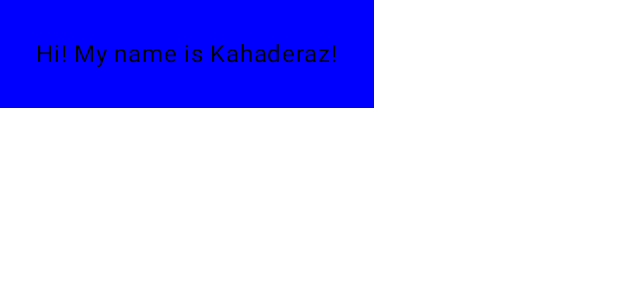
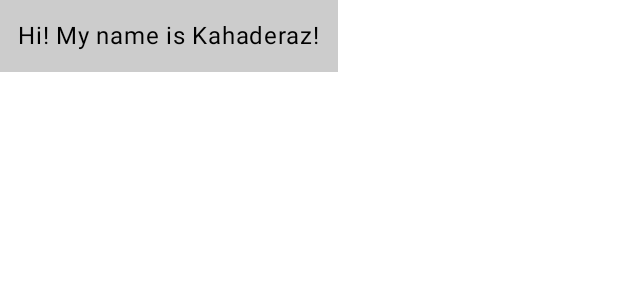
Before and after one commit to vvinebrand/pr_1_Nekrasova, an Android app built with Jetpack Compose: the @Preview function GreetingPreview, on a phone screen of 412 x 824 dp. Shown: the top 300 px of the screen. Run offline under Robolectric (Android 15) with nearby library versions, the phone set to English and light mode, and no system bars.

Commit message:
final-final ver

```diff
--- a/app/src/main/java/com/example/pr_1_nekrasova/MainActivity.kt
+++ b/app/src/main/java/com/example/pr_1_nekrasova/MainActivity.kt
@@ -10,6 +10,8 @@ import androidx.compose.material3.MaterialTheme
 import androidx.compose.material3.Scaffold
 import androidx.compose.material3.Surface
 import androidx.compose.material3.Text
+import android.widget.TextView
+import androidx.core.content.res.ResourcesCompat
 import androidx.compose.runtime.Composable
 import androidx.compose.ui.Modifier
 import androidx.compose.ui.graphics.Color
@@ -32,15 +34,18 @@ class MainActivity : ComponentActivity() {
                 }
             }
         }
+        val textView = findViewById<TextView>(R.id.font)
+        val typeFace = ResourcesCompat.getFont(this, R.font.handjet)
+        textView.typeface = typeFace
     }
 }
 
 @Composable
 fun Greeting(name: String, modifier: Modifier = Modifier) {
-    Surface(color = Color.Blue) {
+    Surface(color = Color.LightGray) {
         Text(
             text = "Hi! My name is $name!",
-            modifier = modifier.padding(24.dp)
+            modifier = modifier.padding(12.dp)
         )
     }
 }
```
Also changed, not shown: app/src/main/res/layout/activity_main.xml (added, +20 -0 lines), app/src/main/res/font/handjet.ttf (added).
